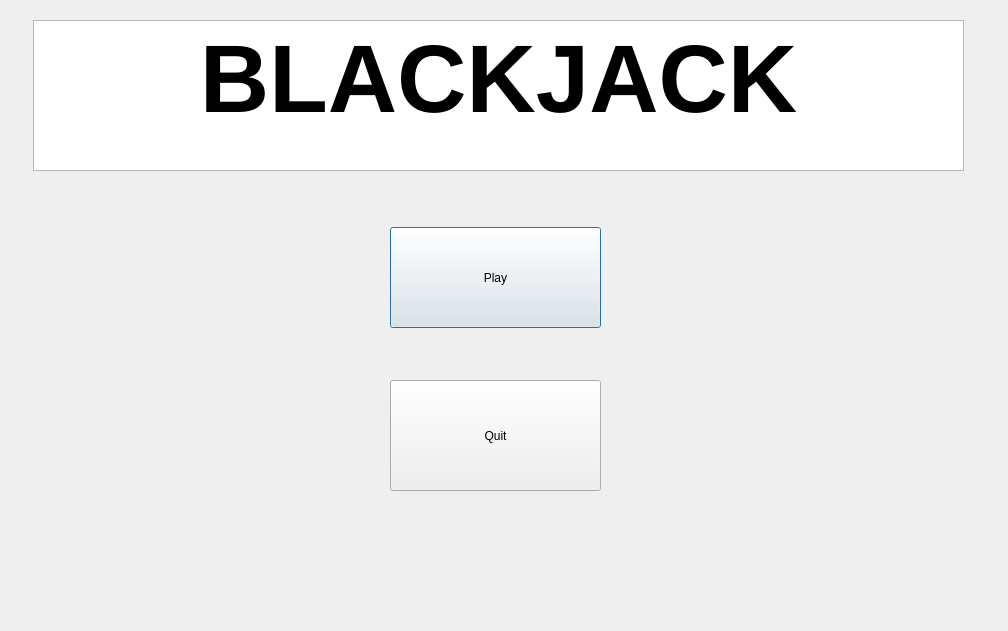
Old version of the form StartScreen.ui in the repository A-McManus/qt_blackjack.
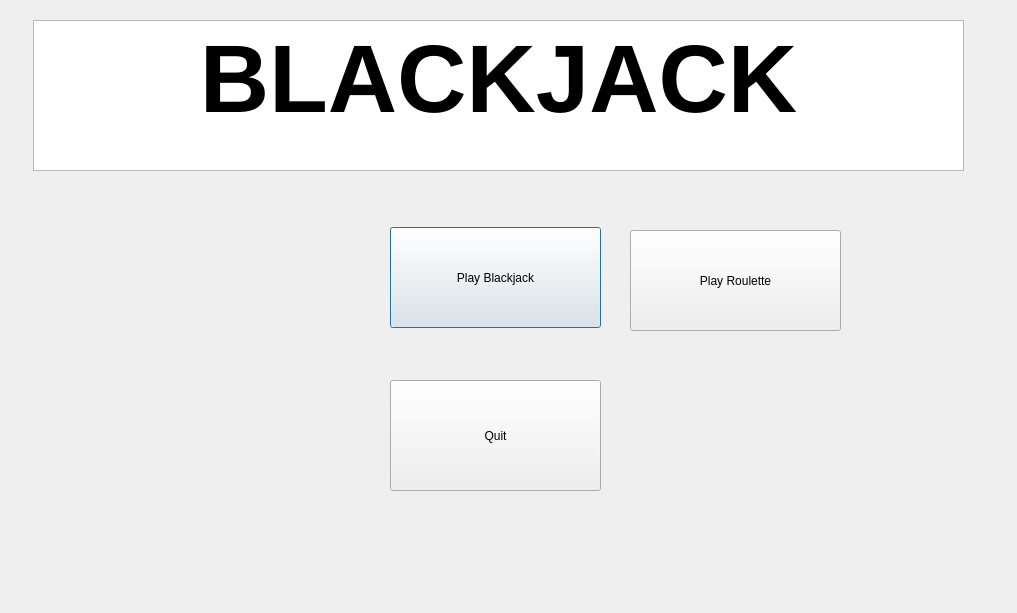
New version of the form.

Commit message: roulette finished

Diff of the .ui file:
```diff
--- a/StartScreen.ui
+++ b/StartScreen.ui
@@ -6,8 +6,8 @@
    <rect>
     <x>0</x>
     <y>0</y>
-    <width>1008</width>
-    <height>631</height>
+    <width>1017</width>
+    <height>613</height>
    </rect>
   </property>
   <property name="windowTitle">
@@ -49,7 +49,7 @@
     <string notr="true">font: 25 italic 28pt &quot;Ubuntu&quot;;</string>
    </property>
    <property name="text">
-    <string>Play</string>
+    <string>Play Blackjack</string>
    </property>
   </widget>
   <widget class="QPushButton" name="Quit">
@@ -74,6 +74,22 @@
     </size>
    </property>
   </widget>
+  <widget class="QPushButton" name="StartRoulette">
+   <property name="geometry">
+    <rect>
+     <x>630</x>
+     <y>230</y>
+     <width>211</width>
+     <height>101</height>
+    </rect>
+   </property>
+   <property name="styleSheet">
+    <string notr="true">font: 25 italic 22pt &quot;Ubuntu&quot;;</string>
+   </property>
+   <property name="text">
+    <string>Play Roulette</string>
+   </property>
+  </widget>
  </widget>
  <resources/>
  <connections>
```
Left out of the diff: 35 changed lines with no effect on the pictures. The commit also changes 44 other files.
